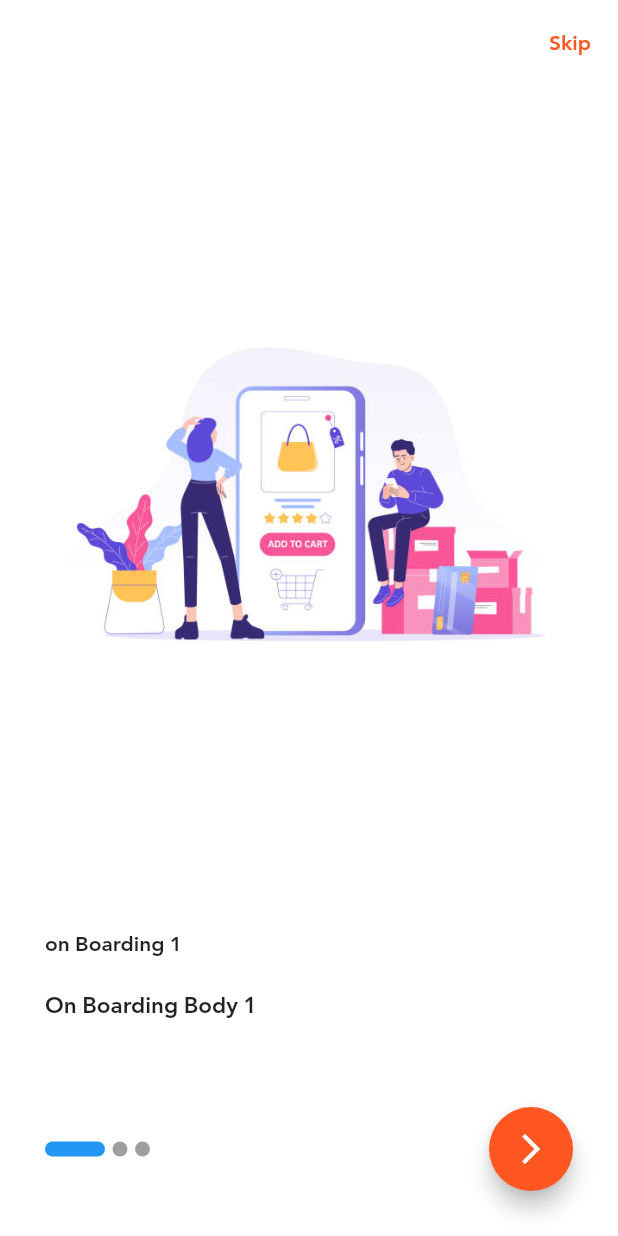
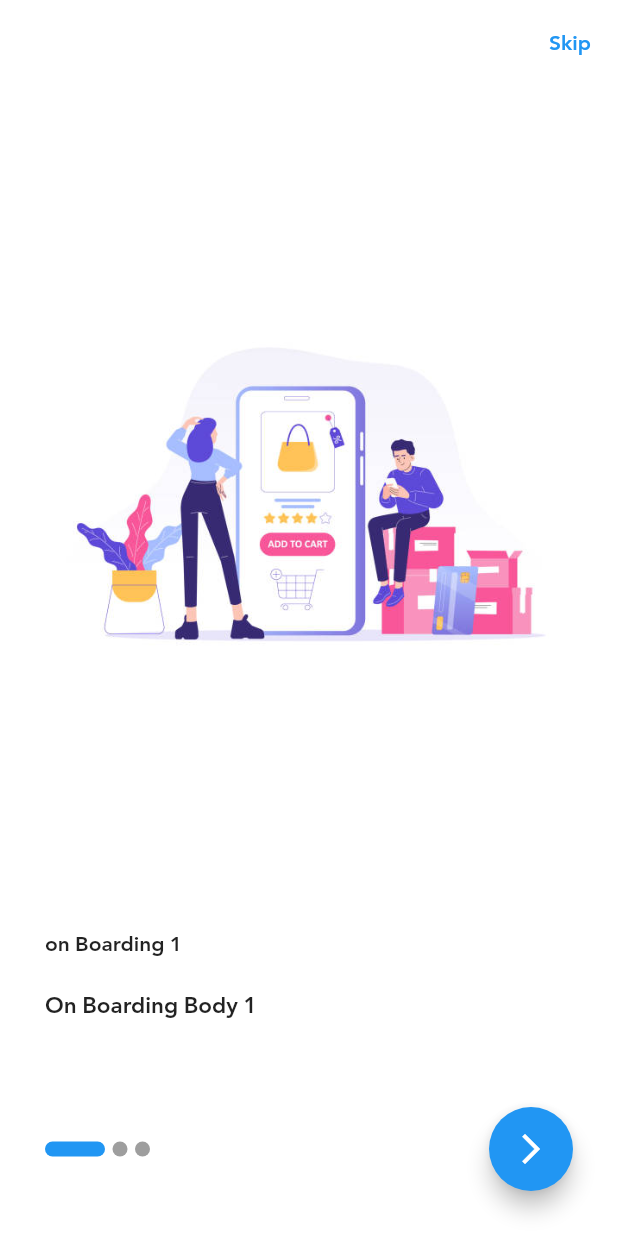
Before and after one commit to mahirAbdAlazimMokhtar/market_App, a Flutter app: the screen it shows after launch, on a phone screen of 412 x 824 dp. Run offline on Flutter 3.47's test engine with Material 2 defaults, Android fonts, the phone set to English and light mode, and no system bars; drawn by our look-alikes of smooth_page_indicator.

Commit message:
add some style to theme

```diff
--- a/lib/shared/style/themes/themes.dart
+++ b/lib/shared/style/themes/themes.dart
@@ -1,6 +1,7 @@
 
 import 'package:flutter/material.dart';
 import 'package:flutter/services.dart';
+import 'package:shop_app/shared/style/color.dart';
 
 ThemeData lightTheme = ThemeData(
   fontFamily: 'Jannah',
@@ -28,12 +29,12 @@ ThemeData lightTheme = ThemeData(
   ),
   bottomNavigationBarTheme: const BottomNavigationBarThemeData(
     type: BottomNavigationBarType.fixed,
-    selectedItemColor: Colors.deepOrange,
+    selectedItemColor: defaultColor,
     elevation: 20.0,
     unselectedItemColor: Colors.grey,
     backgroundColor: Colors.white,
   ),
-  primarySwatch: Colors.deepOrange,
+  primarySwatch: defaultColor,
   textTheme: const TextTheme(
     bodyText1: TextStyle(
       fontSize: 18.0,
@@ -45,7 +46,7 @@ ThemeData lightTheme = ThemeData(
 
 ThemeData darkTheme = ThemeData(
   fontFamily: 'Jannah',
-  primarySwatch: Colors.deepOrange,
+  primarySwatch: defaultColor,
   //this color for scaffold background color
   scaffoldBackgroundColor: const Color(0xFF333739),
   //this color for the screen background color
```
